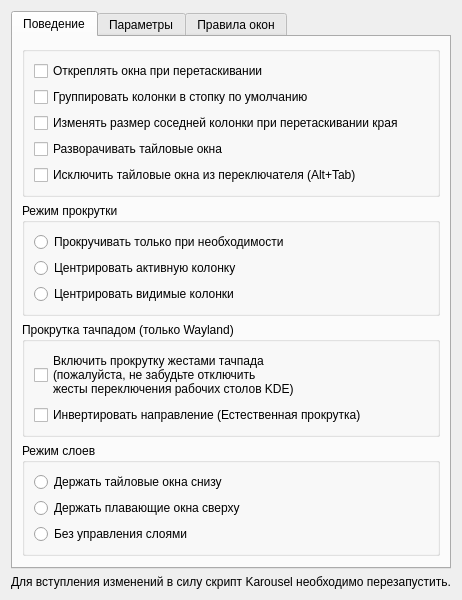
This is src/contents/ui/config.ui in user1149/Rkarousel as Qt 5 draws it before an edit. The edited form follows.
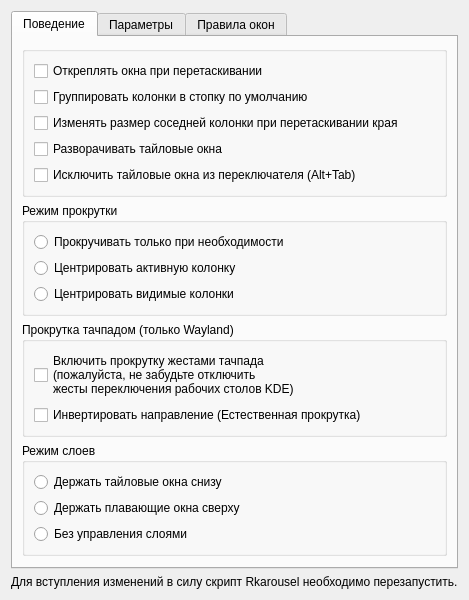
This is the edited form.

Diff of the .ui file:
```diff
--- a/src/contents/ui/config.ui
+++ b/src/contents/ui/config.ui
@@ -490,7 +490,7 @@
          <item>
             <widget class="QLabel" name="label">
                 <property name="text">
-                    <string>Для вступления изменений в силу скрипт Karousel необходимо перезапустить.</string>
+                    <string>Для вступления изменений в силу скрипт Rkarousel необходимо перезапустить.</string>
                 </property>
             </widget>
         </item>
```
Left out of the diff: 6 changed lines with no effect on the pictures.
